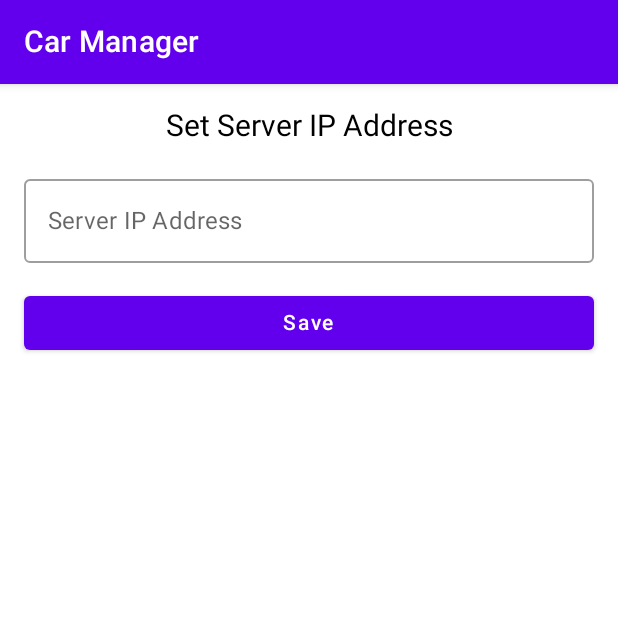
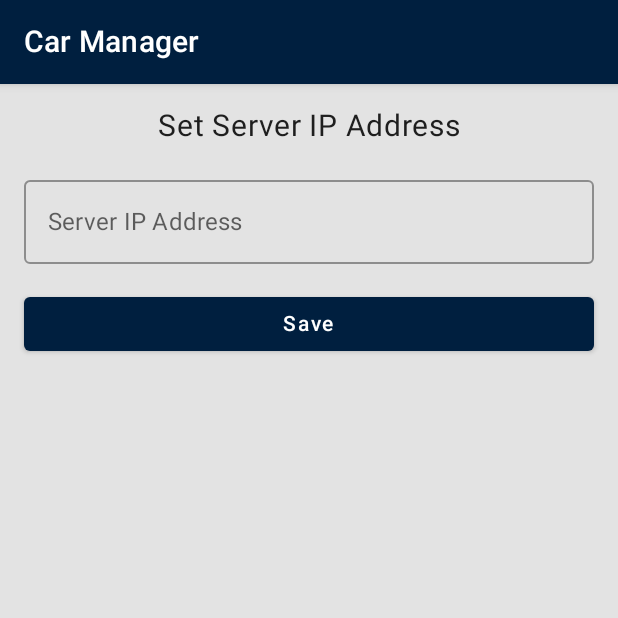
Before and after one commit to m-mate/car-manager, an Android app built with Jetpack Compose: the screen it shows after launch (MainActivity), on a phone screen of 412 x 824 dp, the top half of it. Run offline under Robolectric (Android 15) with nearby library versions, the phone set to English and light mode, and no system bars.

Commit message:
fix bugs and style

```diff
--- a/frontend/app/src/main/java/com/example/frontend/MainActivity.kt
+++ b/frontend/app/src/main/java/com/example/frontend/MainActivity.kt
@@ -7,6 +7,7 @@ import androidx.activity.ComponentActivity
 import androidx.activity.compose.setContent
 import androidx.compose.foundation.layout.padding
 import androidx.compose.foundation.shape.RoundedCornerShape
+import androidx.compose.material.Colors
 import androidx.compose.material.DropdownMenu
 import androidx.compose.material.DropdownMenuItem
 import androidx.compose.material.Icon
@@ -65,10 +66,28 @@ class MainActivity : ComponentActivity() {
     }
 }
 
+val customColors = Colors(
+    primary = Color(0xFF001F3F), // your primary color
+    primaryVariant = Color(0xFF3700B3), // your primary variant
+    secondary = Color(0xff88898a), // your secondary color
+    secondaryVariant = Color(0xFF018786), // secondary variant
+    background = Color(0xffe3e3e3), // background color
+    surface = Color(0xFFFFFFFF), // surface color
+    error = Color(0xFFB00020), // error color
+    onPrimary = Color.White, // onPrimary color (for text/icons)
+    onSecondary = Color.Black, // onSecondary color
+    onBackground = Color.Black, // onBackground color
+    onSurface = Color.Black, // onSurface color
+    onError = Color.White,
+    isLight = true // onError color
+)
+
+
 @Composable
 fun MainNavigation() {
     val navController = rememberNavController()
-    val startDestination = if (!isServerSet()) "server" else if (isUserLoggedIn()) "carList" else "login"
+    val startDestination =
+        if (!isServerSet()) "server" else if (isUserLoggedIn()) "carList" else "login"
     var showBottomNav by remember { mutableStateOf(false) }
     var showBackButton by remember { mutableStateOf(false) }
     var showMenuButton by remember { mutableStateOf(false) }
@@ -80,6 +99,11 @@ fun MainNavigation() {
     val CustomOnBackgroundColor = Color(0xFF000000)
 
 
+    // Wrap everything in MaterialTheme
+    MaterialTheme(
+        colors = customColors // Apply the custom colors globally
+    ) {
+
         Scaffold(
             topBar = {
                 TopAppBar(
@@ -89,7 +113,10 @@ fun MainNavigation() {
                     navigationIcon = if (showBackButton) {
                         {
                             IconButton(onClick = { navController.popBackStack() }) {
-                            Icon(imageVector = Icons.Default.ArrowBack, contentDescription = "Back")
+                                Icon(
+                                    imageVector = Icons.Default.ArrowBack,
+                                    contentDescription = "Back"
+                                )
                             }
                         }
                     } else null,
@@ -102,21 +129,37 @@ fun MainNavigation() {
                                 expanded = menuExpanded,
                                 onDismissRequest = { menuExpanded = false }
                             ) {
-                            DropdownMenuItem(onClick = {menuExpanded = false; navController.navigate("user")  }) {
+                                DropdownMenuItem(onClick = {
+                                    menuExpanded = false; navController.navigate("user")
+                                }) {
                                     Text("User Settings")
                                 }
-                            DropdownMenuItem(onClick = {menuExpanded = false; navController.navigate("carList") { popUpTo("carList") { inclusive = true } } }) {
+                                DropdownMenuItem(onClick = {
+                                    menuExpanded = false; navController.navigate("carList") {
+                                    popUpTo("carList") {
+                                        inclusive = true
+                                    }
+                                }
+                                }) {
                                     Text("Change Car")
                                 }
                                 DropdownMenuItem(onClick = {
                                     menuExpanded = false
-                                navController.navigate("login") { popUpTo("login") { inclusive = true } }
+                                    navController.navigate("login") {
+                                        popUpTo("login") {
+                                            inclusive = true
+                                        }
+                                    }
                                 }) {
                                     Text("Log Out")
                                 }
                                 DropdownMenuItem(onClick = {
                                     menuExpanded = false
-                                navController.navigate("server") { popUpTo("server") { inclusive = true } }
+                                    navController.navigate("server") {
+                                        popUpTo("server") {
+                                            inclusive = true
+                                        }
+                                    }
                                 }) {
                                     Text("Change Server")
                                 }
@@ -137,29 +180,43 @@ fun MainNavigation() {
                 startDestination = startDestination,
                 modifier = Modifier.padding(innerPadding) // Ensure content is not hidden
             ) {
-            composable("server"){showBackButton = false; showBottomNav = false; ServerScreen(navController)}
+                composable("server") {
+                    showBackButton = false; showBottomNav = false; ServerScreen(
+                    navController
+                )
+                }
                 composable("home") { CarListScreen(navController) }
-            composable("dashboard") {showBackButton = true; showBottomNav = false; DashboardScreen(navController) }
+                composable("dashboard") {
+                    showBackButton = true; showBottomNav = false; DashboardScreen(navController)
+                }
                 //composable("notifications") { NotificationsScreen(navController) }
-            composable("login") {showBottomNav = false; showMenuButton = false; LoginScreen(navController)}
+                composable("login") {
+                    showBottomNav = false; showMenuButton = false; LoginScreen(
+                    navController
+                )
+                }
                 composable("register") { RegisterScreen(navController) }
-            composable("carList") {showBottomNav = false; showMenuButton = false; CarListScreen(navController) }
-            composable("addCar") { showBackButton = true;  AddCarScreen(navController) }
-            composable("user") { showBackButton = true;  UserScreen(navController) }
-            composable("routeDetails/{routeId}"){backStackEntry ->
+                composable("carList") {
+                    showBottomNav = false; showMenuButton = false; CarListScreen(navController)
+                }
+                composable("addCar") { showBackButton = true; AddCarScreen(navController) }
+                composable("user") { showBackButton = true; UserScreen(navController) }
+                composable("routeDetails/{routeId}") { backStackEntry ->
                     val routeId = backStackEntry.arguments?.getString("routeId")?.toIntOrNull() ?: 0
-                showBackButton = true; showMenuButton = true; showBottomNav = true; RouteDetailsScreen(navController, routeId)
+                    showBackButton = true; showMenuButton = true; showBottomNav =
+                    true; RouteDetailsScreen(navController, routeId)
                 }
                 composable("routes/{carId}") { backStackEntry ->
                     val carId = backStackEntry.arguments?.getString("carId")?.toIntOrNull() ?: 0
-                showBackButton = false; showMenuButton = true; showBottomNav = true; RoutesScreen(navController, carId)
+                    showBackButton = false; showMenuButton = true; showBottomNav =
+                    true; RoutesScreen(navController, carId)
                 }
             }
         }
     }
 
 
-
+}
 
 @Composable
 fun isUserLoggedIn(): Boolean {
```
Also changed, not shown: frontend/app/src/main/java/com/example/frontend/AppTheme.kt (deleted, +0 -7 lines), frontend/app/src/main/java/com/example/frontend/Theme.kt (added, +35 -0 lines), frontend/app/src/main/java/com/example/frontend/ui/BottomNavigationBar.kt (+6 -1 lines), frontend/app/src/main/java/com/example/frontend/ui/dashboard/DashboardScreen.kt (+9 -1 lines), frontend/app/src/main/java/com/example/frontend/ui/routes/RoutesScreen.kt (+56 -25 lines). Lines whose indentation alone changed are shown as unchanged.
